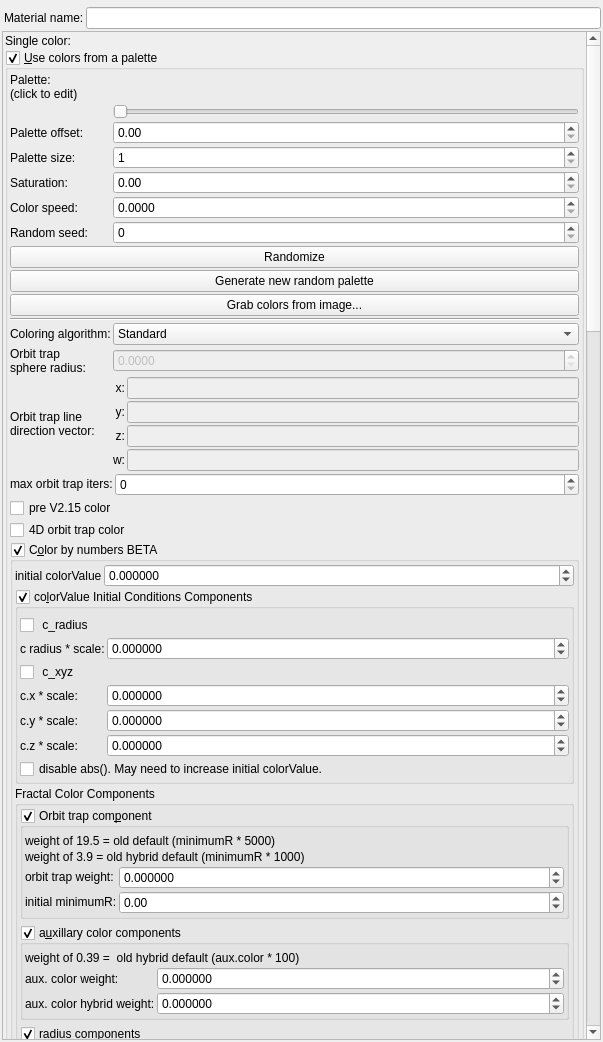
Old version of the form mandelbulber2/qt/material_editor.ui in the repository buddhi1980/mandelbulber2.
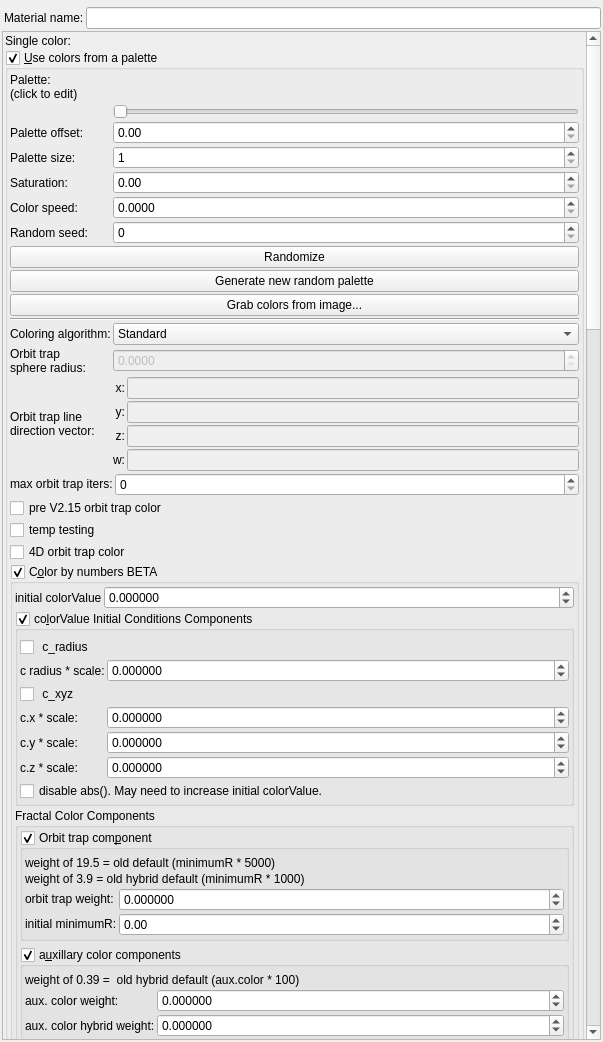
New version of the form. Icons and pictures are not drawn. Custom widgets are drawn as their Qt base class.

Commit message: pre_V215 hybrid color checkbox in color by numbers

The edit to the form file:
```diff
--- a/mandelbulber2/qt/material_editor.ui
+++ b/mandelbulber2/qt/material_editor.ui
@@ -81,9 +81,9 @@
       <property name="geometry">
        <rect>
         <x>0</x>
-        <y>-355</y>
+        <y>-390</y>
         <width>583</width>
-        <height>3964</height>
+        <height>3989</height>
        </rect>
       </property>
       <layout class="QVBoxLayout" name="verticalLayout_2">
@@ -689,7 +689,14 @@
           <item>
            <widget class="QCheckBox" name="checkBox_fractal_coloring_color_preV215_false">
             <property name="text">
-             <string notr="true">pre V2.15 color</string>
+             <string notr="true">pre V2.15 orbit trap color</string>
+            </property>
+           </widget>
+          </item>
+          <item>
+           <widget class="QCheckBox" name="checkBox_fractal_coloring_temp_limit_false">
+            <property name="text">
+             <string notr="true">temp testing</string>
             </property>
            </widget>
           </item>
@@ -2425,9 +2432,9 @@
                  </layout>
                 </item>
                 <item>
-                 <widget class="QCheckBox" name="checkBox_fractal_coloring_temp_limit_false">
+                 <widget class="QCheckBox" name="checkBox_fractal_coloring_hybrid_color_preV215_false">
                   <property name="text">
-                   <string notr="true">temp for hybrid limits testing:</string>
+                   <string notr="true">pre V2.15 Hybrid Mode Color</string>
                   </property>
                  </widget>
                 </item>
```
The commit also changes 5 other files.
